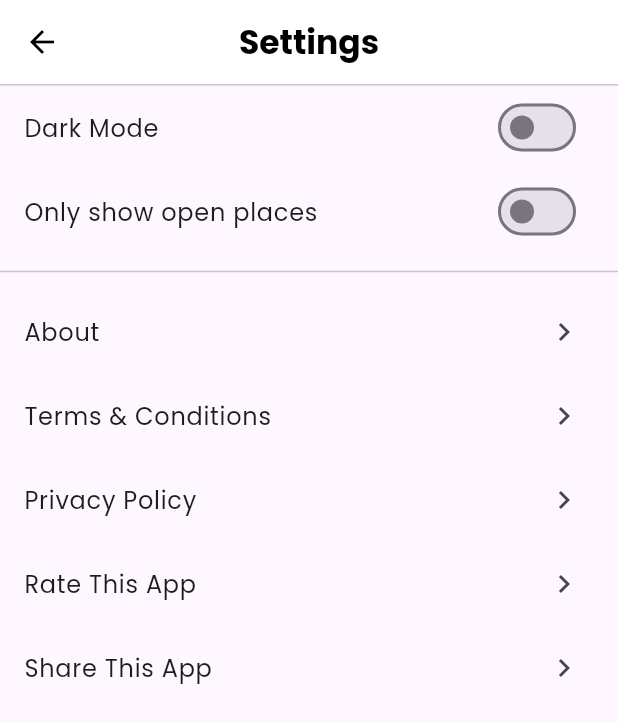
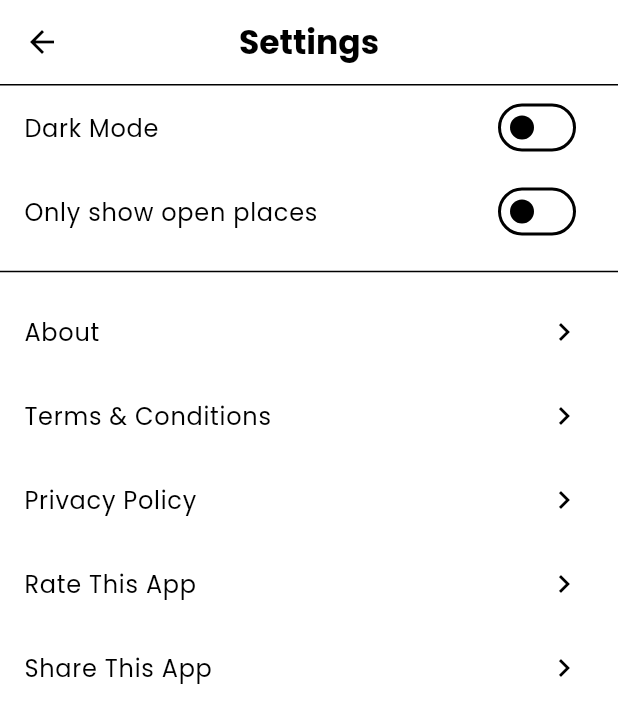
Before and after one commit to taha-kahya/cs310-group11, a Flutter app: the screen it shows once a user with an empty profile is signed in, item 2 of the bottom bar chosen, after a tap on the "menu" icon, after a tap on "Settings", on a phone screen of 412 x 824 dp. Shown: the top 723 px of the screen. Run offline on Flutter 3.47's test engine with Material 3 defaults, Android fonts, the light colour scheme and no system bars; our stand-ins replace cloud_firestore, firebase_auth, firebase_core, shared_preferences; accounts and stored records are empty; statements that could not run were skipped.

Commit message:
feat: Implement dynamic theme support for all pages
- Updated all pages to use Theme.of(context) instead of hardcoded colors
- Light mode: White background with black primary colors
- Dark mode: Dark background (#121212) with white primary colors
- All text colors, backgrounds, icons now adapt to current theme
- Enhanced theme definitions in main.dart with proper ColorScheme
- Fixed TextField fillColors to adapt based on brightness
- Updated buttons, app bars, and widgets to respect theme mode
- All pages now properly switch between light/dark mode when toggled

```diff
--- a/lib/main.dart
+++ b/lib/main.dart
@@ -76,7 +76,16 @@ class _MyAppState extends State<MyApp> {
           debugShowCheckedModeBanner: false,
 
           theme: ThemeData(
+            brightness: Brightness.light,
             fontFamily: 'Poppins',
+            scaffoldBackgroundColor: Colors.white,
+            colorScheme: const ColorScheme.light(
+              primary: Colors.black,
+              onPrimary: Colors.white,
+              surface: Colors.white,
+              onSurface: Colors.black,
+            ),
+            iconTheme: const IconThemeData(color: Colors.black),
             textTheme: const TextTheme(
               headlineLarge: TextStyle(fontSize: 32, fontWeight: FontWeight.bold),
               headlineMedium: TextStyle(fontSize: 24, fontWeight: FontWeight.bold),
@@ -90,13 +99,21 @@ class _MyAppState extends State<MyApp> {
           darkTheme: ThemeData(
             brightness: Brightness.dark,
             fontFamily: 'Poppins',
+            scaffoldBackgroundColor: const Color(0xFF121212),
+            colorScheme: const ColorScheme.dark(
+              primary: Colors.white,
+              onPrimary: Colors.black,
+              surface: Color(0xFF1E1E1E),
+              onSurface: Colors.white,
+            ),
+            iconTheme: const IconThemeData(color: Colors.white),
             textTheme: const TextTheme(
-              headlineLarge: TextStyle(fontSize: 32, fontWeight: FontWeight.bold),
-              headlineMedium: TextStyle(fontSize: 24, fontWeight: FontWeight.bold),
-              headlineSmall: TextStyle(fontSize: 20, fontWeight: FontWeight.bold),
-              bodyLarge: TextStyle(fontSize: 16),
-              bodyMedium: TextStyle(fontSize: 14),
-              bodySmall: TextStyle(fontSize: 12),
+              headlineLarge: TextStyle(fontSize: 32, fontWeight: FontWeight.bold, color: Colors.white),
+              headlineMedium: TextStyle(fontSize: 24, fontWeight: FontWeight.bold, color: Colors.white),
+              headlineSmall: TextStyle(fontSize: 20, fontWeight: FontWeight.bold, color: Colors.white),
+              bodyLarge: TextStyle(fontSize: 16, color: Colors.white),
+              bodyMedium: TextStyle(fontSize: 14, color: Colors.white70),
+              bodySmall: TextStyle(fontSize: 12, color: Colors.white60),
             ),
           ),
 
--- a/lib/pages/favorites/favorites_page.dart
+++ b/lib/pages/favorites/favorites_page.dart
@@ -41,7 +41,9 @@ class _FavoritesPageState extends State<FavoritesPage> {
       });
 
     return Container(
-      color: const Color(0xFFF7F7F7),
+      color: Theme.of(context).brightness == Brightness.dark
+          ? Theme.of(context).scaffoldBackgroundColor
+          : const Color(0xFFF7F7F7),
       child: ListView(
         padding: const EdgeInsets.fromLTRB(20, 20, 20, 20),
         children: [
@@ -56,7 +58,7 @@ class _FavoritesPageState extends State<FavoritesPage> {
           const SizedBox(height: 6),
           Text(
             '${sortedFavorites.length} favorites',
-            style: const TextStyle(color: Colors.black45),
+            style: TextStyle(color: Theme.of(context).textTheme.bodyMedium?.color?.withOpacity(0.6)),
           ),
           const SizedBox(height: 16),
           if (sortedFavorites.isEmpty)
@@ -65,21 +67,21 @@ class _FavoritesPageState extends State<FavoritesPage> {
                 padding: const EdgeInsets.only(top: 60),
                 child: Column(
                   mainAxisSize: MainAxisSize.min,
-                  children: const [
+                  children: [
                     Icon(Icons.favorite_border, size: 72, color: Colors.grey),
-                    SizedBox(height: 16),
-                    Text(
+                    const SizedBox(height: 16),
+                    const Text(
                       'No favorites yet',
                       style:
                       TextStyle(fontSize: 20, fontWeight: FontWeight.w600),
                     ),
-                    SizedBox(height: 8),
+                    const SizedBox(height: 8),
                     Text(
                       'Tap the heart icon on a place\non the Home tab to save it here.',
                       textAlign: TextAlign.center,
                       style: TextStyle(
                         fontSize: 14,
-                        color: Colors.black54,
+                        color: Theme.of(context).textTheme.bodyMedium?.color?.withOpacity(0.6),
                         height: 1.4,
                       ),
                     ),
--- a/lib/pages/giveFeedback/give_feedback_page.dart
+++ b/lib/pages/giveFeedback/give_feedback_page.dart
@@ -149,7 +149,7 @@ class _GiveFeedbackPageState extends State<GiveFeedbackPage> {
                           }
                         }(),
                         size: 32,
-                        color: Colors.black,
+                        color: Theme.of(context).iconTheme.color,
                       ),
                     ),
                   ),
@@ -177,7 +177,7 @@ class _GiveFeedbackPageState extends State<GiveFeedbackPage> {
                   ),
                 ),
                 child: _isSubmitting
-                    ? const CircularProgressIndicator(color: Colors.white)
+                    ? CircularProgressIndicator(color: Theme.of(context).colorScheme.onPrimary)
                     : Text(
                   "Submit",
                   style: AppTextStyles.subheading.copyWith(
--- a/lib/pages/home/home_page.dart
+++ b/lib/pages/home/home_page.dart
@@ -152,7 +152,9 @@ class _HomePageState extends State<HomePage> {
     }
 
     return Container(
-      color: const Color(0xFFF7F7F7),
+      color: Theme.of(context).brightness == Brightness.dark
+          ? Theme.of(context).scaffoldBackgroundColor
+          : const Color(0xFFF7F7F7),
       child: Column(
         crossAxisAlignment: CrossAxisAlignment.start,
         children: [
@@ -166,18 +168,24 @@ class _HomePageState extends State<HomePage> {
                 hintText: 'Search for the place in your mind',
                 prefixIcon: const Icon(Icons.search),
                 filled: true,
-                fillColor: Colors.white,
+                fillColor: Theme.of(context).brightness == Brightness.dark
+                    ? Colors.grey.shade800
+                    : Colors.white,
                 contentPadding:
                 const EdgeInsets.symmetric(horizontal: 16, vertical: 14),
                 border: OutlineInputBorder(
                   borderRadius: BorderRadius.circular(16),
                   borderSide:
-                  const BorderSide(color: Color(0xFFE0E0E0)),
+                  BorderSide(color: Theme.of(context).brightness == Brightness.dark
+                      ? Colors.grey.shade700
+                      : const Color(0xFFE0E0E0)),
                 ),
                 enabledBorder: OutlineInputBorder(
                   borderRadius: BorderRadius.circular(16),
                   borderSide:
-                  const BorderSide(color: Color(0xFFE0E0E0)),
+                  BorderSide(color: Theme.of(context).brightness == Brightness.dark
+                      ? Colors.grey.shade700
+                      : const Color(0xFFE0E0E0)),
                 ),
               ),
             ),
--- a/lib/pages/reportBug/report_bug_page.dart
+++ b/lib/pages/reportBug/report_bug_page.dart
@@ -171,7 +171,7 @@ class _ReportBugPageState extends State<ReportBugPage> {
                   ),
                 ),
                 child: _isSubmitting
-                    ? const CircularProgressIndicator(color: Colors.white)
+                    ? CircularProgressIndicator(color: Theme.of(context).colorScheme.onPrimary)
                     : Text(
                   "Submit",
                   style: AppTextStyles.subheading.copyWith(
--- a/lib/pages/settings/settings_page.dart
+++ b/lib/pages/settings/settings_page.dart
@@ -30,18 +30,18 @@ class SettingsPage extends StatelessWidget {
 
     return Scaffold(
       appBar: AppBar(
-        backgroundColor: Colors.white,
+        backgroundColor: Theme.of(context).scaffoldBackgroundColor,
         elevation: 0,
         centerTitle: true,
         leading: IconButton(
-          icon: const Icon(Icons.arrow_back, color: Colors.black),
+          icon: Icon(Icons.arrow_back, color: Theme.of(context).iconTheme.color),
           onPressed: () => Navigator.pop(context),
         ),
-        title: const Text(
+        title: Text(
           "Settings",
           style: TextStyle(
             fontWeight: FontWeight.bold,
-            color: Colors.black,
+            color: Theme.of(context).textTheme.bodyLarge?.color,
           ),
         ),
       ),
@@ -56,7 +56,7 @@ class SettingsPage extends StatelessWidget {
               style: TextStyle(fontSize: 16),
             ),
             value: prefs.darkMode,
-            activeTrackColor: Colors.black,
+            activeTrackColor: Theme.of(context).colorScheme.primary,
             onChanged: (v) {
               context.read<PreferencesState>().setDarkMode(v);
             },
@@ -69,7 +69,7 @@ class SettingsPage extends StatelessWidget {
               style: TextStyle(fontSize: 16),
             ),
             value: settings.onlyOpenPlaces,
-            activeTrackColor: Colors.black,
+            activeTrackColor: Theme.of(context).colorScheme.primary,
             onChanged: (_) {
               context.read<SettingsProvider>().toggleOnlyOpenPlaces();
             },
--- a/lib/pages/signIn/sign_in_page.dart
+++ b/lib/pages/signIn/sign_in_page.dart
@@ -59,7 +59,7 @@ class _SignInPageState extends State<SignInPage> {
     final auth = context.watch<AuthProvider>();
 
     return Scaffold(
-      backgroundColor: Colors.white,
+      backgroundColor: Theme.of(context).scaffoldBackgroundColor,
       body: SafeArea(
         child: SingleChildScrollView(
           padding: const EdgeInsets.symmetric(horizontal: 24),
@@ -72,10 +72,10 @@ class _SignInPageState extends State<SignInPage> {
 
                 Row(
                   mainAxisAlignment: MainAxisAlignment.center,
-                  children: const [
-                    Icon(Icons.public, size: 48, color: Colors.black),
-                    SizedBox(width: 12),
-                    Text(
+                  children: [
+                    Icon(Icons.public, size: 48, color: Theme.of(context).colorScheme.primary),
+                    const SizedBox(width: 12),
+                    const Text(
                       "LocAI",
                       style: TextStyle(
                         fontSize: 36,
@@ -95,11 +95,11 @@ class _SignInPageState extends State<SignInPage> {
                   ),
                 ),
                 const SizedBox(height: 10),
-                const Text(
+                Text(
                   "Sign in to continue.",
                   style: TextStyle(
                     fontSize: 16,
-                    color: Colors.black54,
+                    color: Theme.of(context).textTheme.bodyMedium?.color?.withOpacity(0.6),
                   ),
                 ),
 
@@ -132,7 +132,9 @@ class _SignInPageState extends State<SignInPage> {
                   decoration: InputDecoration(
                     hintText: "email@example.com",
                     filled: true,
-                    fillColor: Colors.grey.shade300,
+                    fillColor: Theme.of(context).brightness == Brightness.dark
+                        ? Colors.grey.shade800
+                        : Colors.grey.shade300,
                     border: OutlineInputBorder(
                       borderRadius: BorderRadius.circular(14),
                       borderSide: BorderSide.none,
@@ -173,7 +175,9 @@ class _SignInPageState extends State<SignInPage> {
                   decoration: InputDecoration(
                     hintText: "******",
                     filled: true,
-                    fillColor: Colors.grey.shade300,
+                    fillColor: Theme.of(context).brightness == Brightness.dark
+                        ? Colors.grey.shade800
+                        : Colors.grey.shade300,
                     border: OutlineInputBorder(
                       borderRadius: BorderRadius.circular(14),
                       borderSide: BorderSide.none,
@@ -192,7 +196,8 @@ class _SignInPageState extends State<SignInPage> {
                   child: ElevatedButton(
                     onPressed: auth.isLoading ? null : _handleLogin,
                     style: ElevatedButton.styleFrom(
-                      backgroundColor: Colors.black,
+                      backgroundColor: Theme.of(context).colorScheme.primary,
+                      foregroundColor: Theme.of(context).colorScheme.onPrimary,
                       padding: const EdgeInsets.symmetric(vertical: 16),
                       shape: RoundedRectangleBorder(
                         borderRadius: BorderRadius.circular(14),
@@ -200,12 +205,12 @@ class _SignInPageState extends State<SignInPage> {
                       elevation: 0,
                     ),
                     child: auth.isLoading
-                        ? const CircularProgressIndicator(color: Colors.white)
-                        : const Text(
+                        ? CircularProgressIndicator(color: Theme.of(context).colorScheme.onPrimary)
+                        : Text(
                       "Log in",
                       style: TextStyle(
                         fontSize: 17,
-                        color: Colors.white,
+                        color: Theme.of(context).colorScheme.onPrimary,
                         fontWeight: FontWeight.w600,
                       ),
                     ),
@@ -217,9 +222,9 @@ class _SignInPageState extends State<SignInPage> {
                 GestureDetector(
                   onTap: () =>
                       Navigator.pushNamed(context, "/forgot-password"),
-                  child: const Text(
+                  child: Text(
                     "Forgot your password?",
-                    style: TextStyle(fontSize: 15, color: Colors.black54),
+                    style: TextStyle(fontSize: 15, color: Theme.of(context).textTheme.bodyMedium?.color?.withOpacity(0.6)),
                   ),
                 ),
 
--- a/lib/widgets/custom_app_bar.dart
+++ b/lib/widgets/custom_app_bar.dart
@@ -27,7 +27,7 @@ class CustomAppBar extends StatelessWidget implements PreferredSizeWidget {
       automaticallyImplyLeading: false,
       leading: showBack
           ? IconButton(
-        icon: const Icon(Icons.arrow_back, color: Colors.black),
+        icon: Icon(Icons.arrow_back, color: Theme.of(context).iconTheme.color),
         onPressed: onBack ?? () => Navigator.of(context).pop(),
       )
           : null,
@@ -39,7 +39,7 @@ class CustomAppBar extends StatelessWidget implements PreferredSizeWidget {
           ? [
         Builder(
           builder: (context) => IconButton(
-            icon: const Icon(Icons.menu, color: Colors.black),
+            icon: Icon(Icons.menu, color: Theme.of(context).iconTheme.color),
             onPressed: onMenu ??
                     () {
                   final scaffoldState = Scaffold.maybeOf(context);
--- a/lib/widgets/place_card.dart
+++ b/lib/widgets/place_card.dart
@@ -166,7 +166,7 @@ class _PlaceCardState extends State<PlaceCard> {
                       overflow: TextOverflow.ellipsis,
                       style: const TextStyle(
                         fontSize: 13,
-                        color: Colors.black87,
+                        color: Theme.of(context).textTheme.bodyLarge?.color?.withOpacity(0.87),
                         height: 1.4,
                       ),
                     ),
```
Also changed, not shown: lib/pages/forgot_password/forgot_password_page.dart (+17 -14 lines), lib/pages/noPlacesFound/no_places_found_page.dart (+9 -9 lines), lib/pages/placeDetails/place_details_page.dart (+11 -8 lines), lib/pages/profile/profile_page.dart (+17 -13 lines), lib/pages/signUp/sign_up_page.dart (+22 -15 lines).
